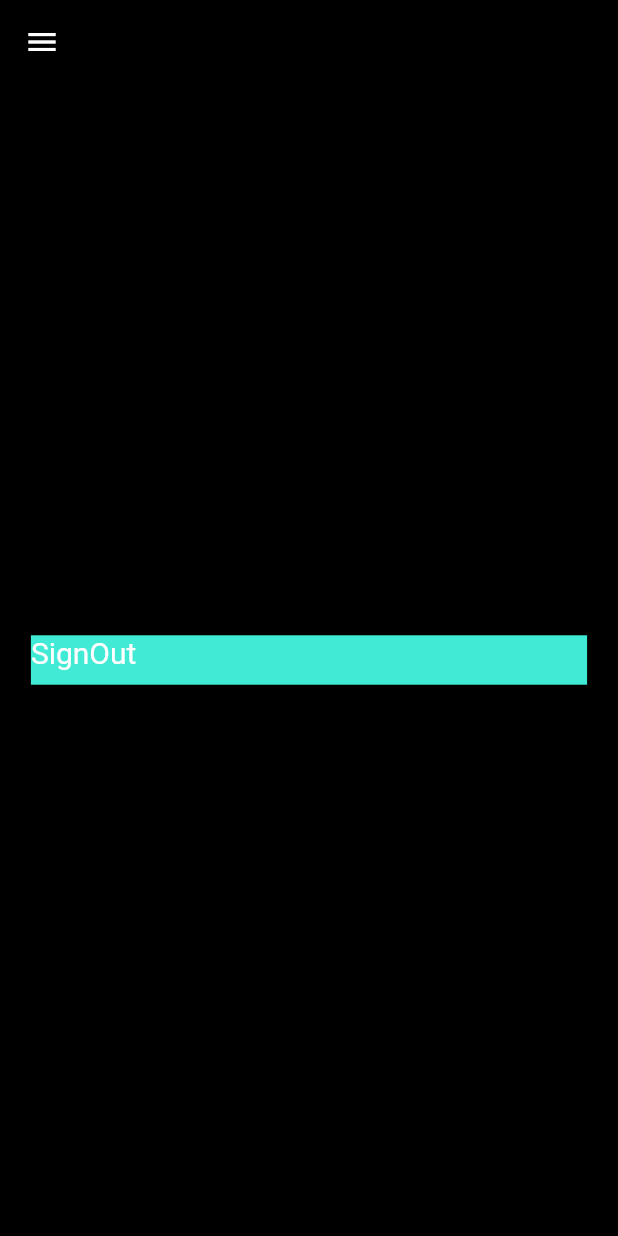
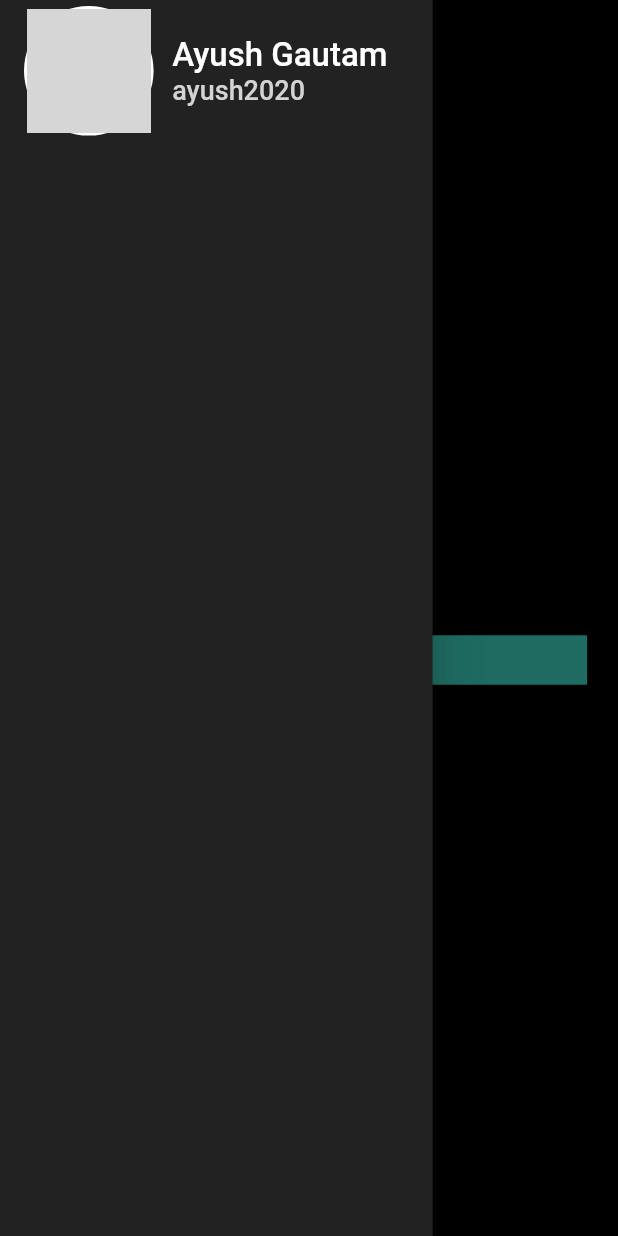
Before and after one commit to AzZaya0/Chappie, a Flutter app: the screen it shows once a user with an empty profile is signed in, with the side drawer open (before the commit the screen has no drawer), on a phone screen of 412 x 824 dp. Run offline on Flutter 3.47's test engine with Material 2 defaults, Android fonts, the phone set to English and light mode, and no system bars; our stand-ins replace connectivity_plus, firebase_auth, firebase_core, google_sign_in; accounts and stored records are empty; network calls fail; grey boxes are pictures that could not be loaded.

Commit message:
worked on homepage

```diff
--- a/lib/Screens/home/home.dart
+++ b/lib/Screens/home/home.dart
@@ -1,4 +1,5 @@
-import 'package:chappie/Provider/authentications/googleAuth.dart';
+// ignore_for_file: sort_child_properties_last
+
 import 'package:chappie/WIdgets/constants.dart';
 import 'package:chappie/WIdgets/myText.dart';
 import 'package:firebase_auth/firebase_auth.dart';
@@ -15,18 +16,61 @@ class HomePage extends StatefulWidget {
 class _HomePageState extends State<HomePage> {
   @override
   Widget build(BuildContext context) {
+    final user = FirebaseAuth.instance.currentUser!;
     double screenWidth = MediaQuery.of(context).size.width;
     double screenHeight = MediaQuery.of(context).size.height;
     return Scaffold(
       backgroundColor: kBlackColor,
       appBar: AppBar(
         backgroundColor: kBlackColor,
-        leading: Icon(
-          Icons.menu,
-          color: kTextColor,
-        ),
         elevation: 0,
       ),
+      drawer: SafeArea(
+          child: Drawer(
+        child: ListView(
+          children: [
+            ListTile(
+              focusColor: kSubColor,
+              onTap: () {},
+              title: Container(
+                child: Row(
+                  children: [
+                    Container(
+                      margin: EdgeInsets.only(right: screenWidth * 0.03),
+                      decoration: BoxDecoration(
+                          color: kTextColor,
+                          borderRadius: BorderRadius.circular(200)),
+                      child: Padding(
+                        padding: const EdgeInsets.all(2),
+                        child: ClipRRect(
+                          borderRadius: BorderRadius.circular(400),
+                          child: Image.network(
+                            user.photoURL.toString(),
+                            height: screenHeight * 0.10,
+                          ),
+                        ),
+                      ),
+                    ),
+                    Column(
+                      crossAxisAlignment: CrossAxisAlignment.start,
+                      children: [
+                        MyText(
+                            text: 'Ayush Gautam',
+                            color: kTextColor,
+                            fontsize: 22),
+                        MyText(
+                            text: 'ayush2020', color: kSubColor, fontsize: 18)
+                      ],
+                    )
+                  ],
+                ),
+              ),
+            )
+          ],
+        ),
+        width: screenWidth * 0.7,
+        backgroundColor: kDrawer,
+      )),
       body: Center(
         child: GestureDetector(
           onTap: () {
--- a/lib/WIdgets/constants.dart
+++ b/lib/WIdgets/constants.dart
@@ -5,7 +5,7 @@ import 'package:flutter/material.dart';
 Color kBlackColor = Colors.black;
 Color kSubColor = Color(0xffd4d4d4);
 Color kTextColor = Color(0xffffffff);
-
+Color kDrawer = Color(0xff222222);
 Color kButtonColor = Color(0xff41ead4);
 
 class MarginContainer extends StatelessWidget {
```
